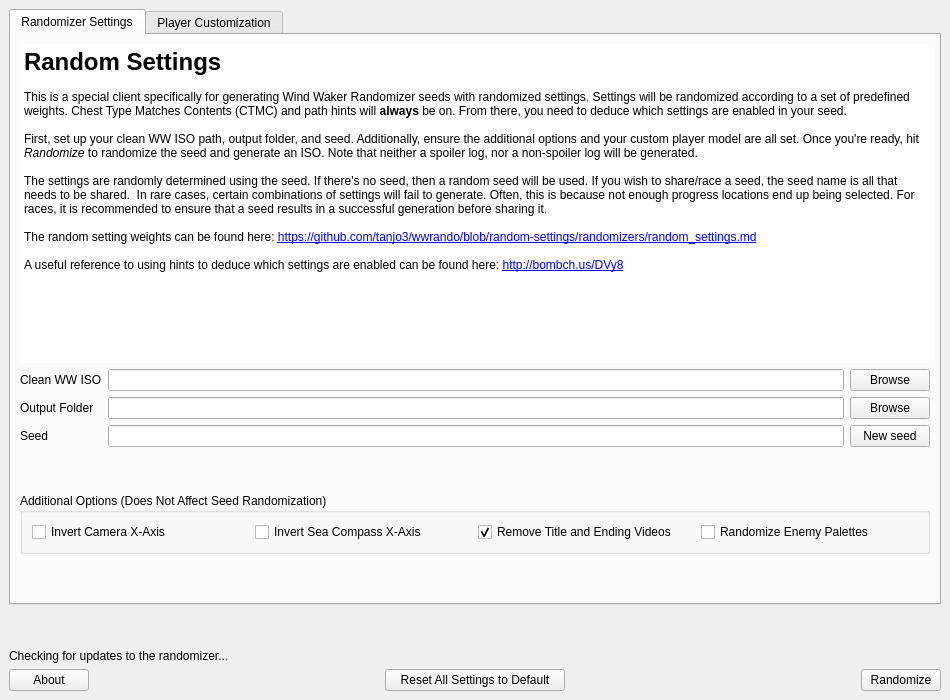
Qt form wwr_ui/randomizer_window.ui (wooferzfg/wwrando) before a commit.
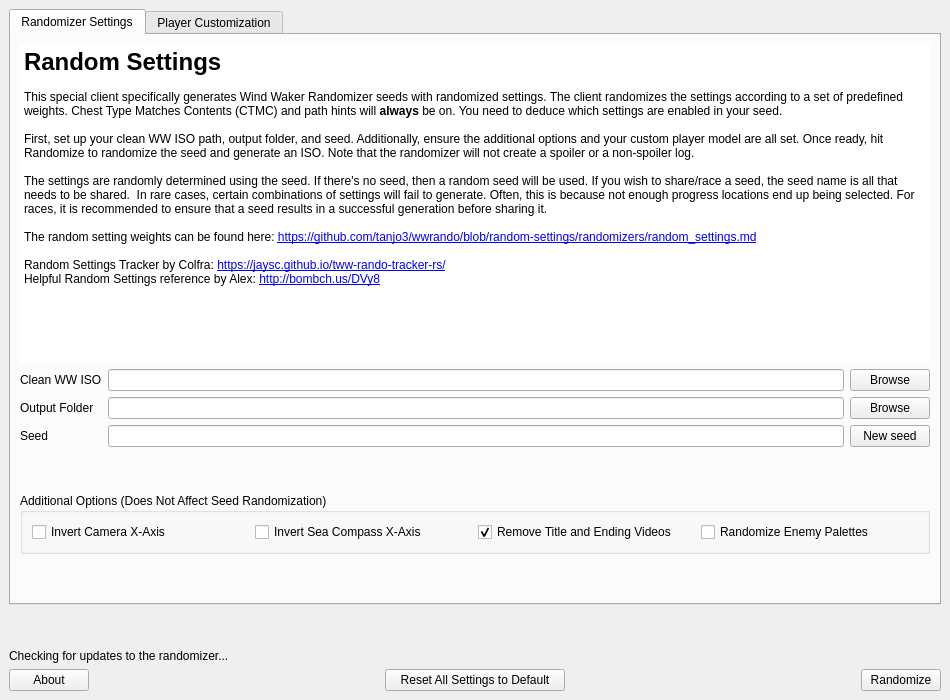
The same form after that commit.

Commit message: Add a link to Colfra's tracker to client UI

The edit to the form file:
```diff
--- a/wwr_ui/randomizer_window.ui
+++ b/wwr_ui/randomizer_window.ui
@@ -67,15 +67,16 @@
 &lt;/style&gt;&lt;/head&gt;&lt;body style=&quot; font-family:'Segoe UI'; font-size:9pt; font-weight:400; font-style:normal;&quot;&gt;
 &lt;p style=&quot; margin-top:0px; margin-bottom:0px; margin-left:0px; margin-right:0px; -qt-block-indent:0; text-indent:0px;&quot;&gt;&lt;span style=&quot; font-size:xx-large; font-weight:700;&quot;&gt;Random Settings&lt;/span&gt; &lt;/p&gt;
 &lt;p style=&quot;-qt-paragraph-type:empty; margin-top:0px; margin-bottom:0px; margin-left:0px; margin-right:0px; -qt-block-indent:0; text-indent:0px;&quot;&gt;&lt;br /&gt;&lt;/p&gt;
-&lt;p style=&quot; margin-top:0px; margin-bottom:0px; margin-left:0px; margin-right:0px; -qt-block-indent:0; text-indent:0px;&quot;&gt;This is a special client specifically for generating Wind Waker Randomizer seeds with randomized settings. Settings will be randomized according to a set of predefined weights. Chest Type Matches Contents (CTMC) and path hints will &lt;span style=&quot; font-weight:700;&quot;&gt;always&lt;/span&gt; be on. From there, you need to deduce which settings are enabled in your seed.&lt;/p&gt;
+&lt;p style=&quot; margin-top:0px; margin-bottom:0px; margin-left:0px; margin-right:0px; -qt-block-indent:0; text-indent:0px;&quot;&gt;This special client specifically generates Wind Waker Randomizer seeds with randomized settings. The client randomizes the settings according to a set of predefined weights. Chest Type Matches Contents (CTMC) and path hints will &lt;span style=&quot; font-weight:700;&quot;&gt;always&lt;/span&gt; be on. You need to deduce which settings are enabled in your seed.&lt;/p&gt;
 &lt;p style=&quot;-qt-paragraph-type:empty; margin-top:0px; margin-bottom:0px; margin-left:0px; margin-right:0px; -qt-block-indent:0; text-indent:0px;&quot;&gt;&lt;br /&gt;&lt;/p&gt;
-&lt;p style=&quot; margin-top:0px; margin-bottom:0px; margin-left:0px; margin-right:0px; -qt-block-indent:0; text-indent:0px;&quot;&gt;First, set up your clean WW ISO path, output folder, and seed. Additionally, ensure the additional options and your custom player model are all set. Once you're ready, hit &lt;span style=&quot; font-style:italic;&quot;&gt;Randomize &lt;/span&gt;to randomize the seed and generate an ISO. Note that neither a spoiler log, nor a non-spoiler log will be generated.&lt;/p&gt;
+&lt;p style=&quot; margin-top:0px; margin-bottom:0px; margin-left:0px; margin-right:0px; -qt-block-indent:0; text-indent:0px;&quot;&gt;First, set up your clean WW ISO path, output folder, and seed. Additionally, ensure the additional options and your custom player model are all set. Once ready, hit Randomize to randomize the seed and generate an ISO. Note that the randomizer will not create a spoiler or a non-spoiler log.&lt;/p&gt;
 &lt;p style=&quot;-qt-paragraph-type:empty; margin-top:0px; margin-bottom:0px; margin-left:0px; margin-right:0px; -qt-block-indent:0; text-indent:0px;&quot;&gt;&lt;br /&gt;&lt;/p&gt;
 &lt;p style=&quot; margin-top:0px; margin-bottom:0px; margin-left:0px; margin-right:0px; -qt-block-indent:0; text-indent:0px;&quot;&gt;The settings are randomly determined using the seed. If there's no seed, then a random seed will be used. If you wish to share/race a seed, the seed name is all that needs to be shared.  In rare cases, certain combinations of settings will fail to generate. Often, this is because not enough progress locations end up being selected. For races, it is recommended to ensure that a seed results in a successful generation before sharing it.&lt;/p&gt;
 &lt;p style=&quot;-qt-paragraph-type:empty; margin-top:0px; margin-bottom:0px; margin-left:0px; margin-right:0px; -qt-block-indent:0; text-indent:0px;&quot;&gt;&lt;br /&gt;&lt;/p&gt;
 &lt;p style=&quot; margin-top:0px; margin-bottom:0px; margin-left:0px; margin-right:0px; -qt-block-indent:0; text-indent:0px;&quot;&gt;The random setting weights can be found here: &lt;a href=&quot;https://github.com/tanjo3/wwrando/blob/random-settings/randomizers/random_settings.md&quot;&gt;&lt;span style=&quot; text-decoration: underline; color:#0000ff;&quot;&gt;https://github.com/tanjo3/wwrando/blob/random-settings/randomizers/random_settings.md&lt;/span&gt;&lt;/a&gt;&lt;/p&gt;
 &lt;p style=&quot;-qt-paragraph-type:empty; margin-top:0px; margin-bottom:0px; margin-left:0px; margin-right:0px; -qt-block-indent:0; text-indent:0px; text-decoration: underline; color:#0000ff;&quot;&gt;&lt;br /&gt;&lt;/p&gt;
-&lt;p style=&quot; margin-top:0px; margin-bottom:0px; margin-left:0px; margin-right:0px; -qt-block-indent:0; text-indent:0px;&quot;&gt;A useful reference to using hints to deduce which settings are enabled can be found here: &lt;a href=&quot;http://bombch.us/DVy8&quot;&gt;&lt;span style=&quot; text-decoration: underline; color:#0000ff;&quot;&gt;http://bombch.us/DVy8&lt;/span&gt;&lt;/a&gt;&lt;/p&gt;&lt;/body&gt;&lt;/html&gt;</string>
+&lt;p style=&quot; margin-top:0px; margin-bottom:0px; margin-left:0px; margin-right:0px; -qt-block-indent:0; text-indent:0px;&quot;&gt;Random Settings Tracker by Colfra: &lt;a href=&quot;https://jaysc.github.io/tww-rando-tracker-rs/&quot;&gt;&lt;span style=&quot; text-decoration: underline; color:#0000ff;&quot;&gt;https://jaysc.github.io/tww-rando-tracker-rs/&lt;/span&gt;&lt;/a&gt;&lt;/p&gt;
+&lt;p style=&quot; margin-top:0px; margin-bottom:0px; margin-left:0px; margin-right:0px; -qt-block-indent:0; text-indent:0px;&quot;&gt;Helpful Random Settings reference by Alex: &lt;a href=&quot;http://bombch.us/DVy8&quot;&gt;&lt;span style=&quot; text-decoration: underline; color:#0000ff;&quot;&gt;http://bombch.us/DVy8&lt;/span&gt;&lt;/a&gt;&lt;/p&gt;&lt;/body&gt;&lt;/html&gt;</string>
               </property>
               <property name="openExternalLinks">
                <bool>true</bool>
```
The commit also changes 1 other file.
